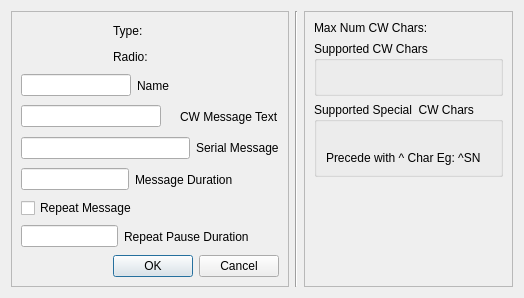
Rsclub22/Minos2-Mirror, file mqt/MqtLogger/txvmrigbuttondialog.ui: the form before one commit.
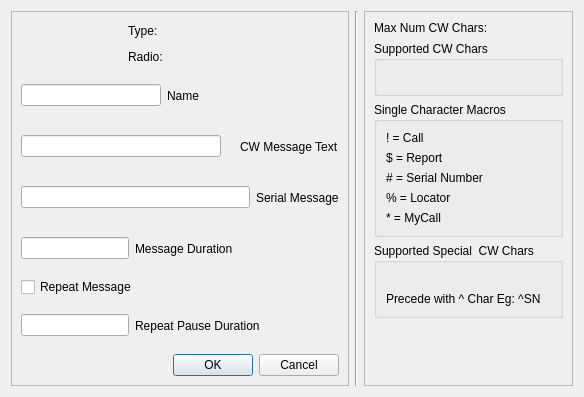
The form after the commit.

Commit message: add extra single character macros to rigcwcontrol in logger

```diff
--- a/mqt/MqtLogger/txvmrigbuttondialog.ui
+++ b/mqt/MqtLogger/txvmrigbuttondialog.ui
@@ -6,8 +6,8 @@
    <rect>
     <x>0</x>
     <y>0</y>
-    <width>524</width>
-    <height>298</height>
+    <width>584</width>
+    <height>397</height>
    </rect>
   </property>
   <property name="windowTitle">
@@ -309,6 +309,54 @@
         </item>
        </layout>
       </item>
+      <item>
+       <widget class="QGroupBox" name="singleCharMacroGroupBox">
+        <property name="title">
+         <string>Single Character Macros</string>
+        </property>
+        <layout class="QVBoxLayout" name="verticalLayout_7">
+         <item>
+          <layout class="QVBoxLayout" name="verticalLayout_6">
+           <item>
+            <widget class="QLabel" name="label_7">
+             <property name="text">
+              <string>! = Call</string>
+             </property>
+            </widget>
+           </item>
+           <item>
+            <widget class="QLabel" name="label_9">
+             <property name="text">
+              <string>$ = Report</string>
+             </property>
+            </widget>
+           </item>
+           <item>
+            <widget class="QLabel" name="label_6">
+             <property name="text">
+              <string># = Serial Number</string>
+             </property>
+            </widget>
+           </item>
+           <item>
+            <widget class="QLabel" name="label_8">
+             <property name="text">
+              <string>% = Locator</string>
+             </property>
+            </widget>
+           </item>
+           <item>
+            <widget class="QLabel" name="label_5">
+             <property name="text">
+              <string>* = MyCall</string>
+             </property>
+            </widget>
+           </item>
+          </layout>
+         </item>
+        </layout>
+       </widget>
+      </item>
       <item>
        <widget class="QGroupBox" name="supportedSpecialCwCharsGroupBox">
         <property name="title">
```
The commit also changes 4 other files.
